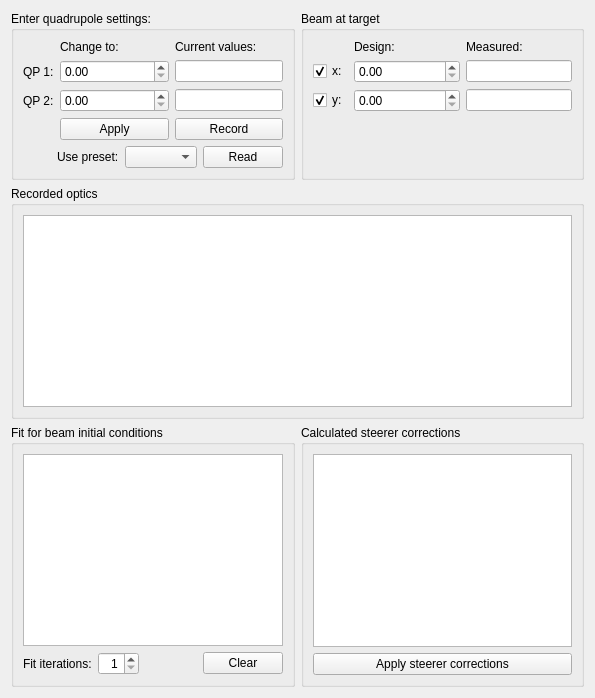
hibtc/madgui, file madqt/correct/ovm_dialog.ui: the form before one commit.
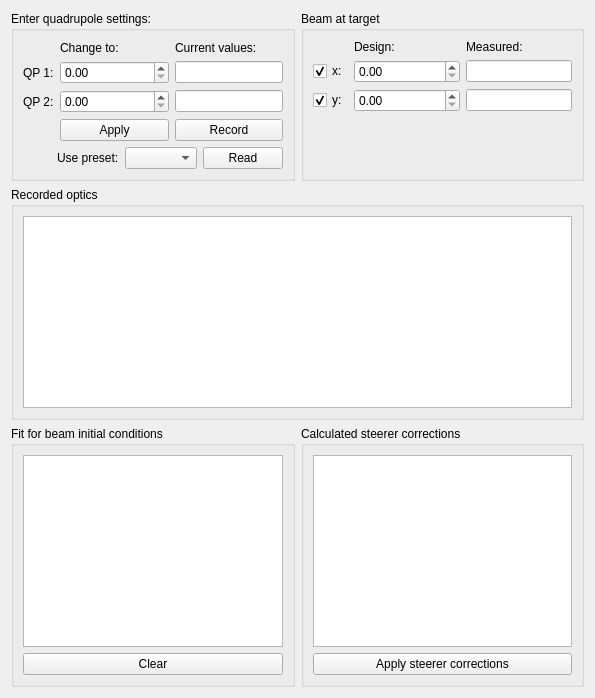
The form after the commit. Custom widgets are drawn as their Qt base class.

Commit message:
Remove multiple fit-iterations
Was not overly useful and much too slow.

```diff
--- a/madqt/correct/ovm_dialog.ui
+++ b/madqt/correct/ovm_dialog.ui
@@ -238,39 +238,6 @@
       </item>
       <item>
        <layout class="QHBoxLayout">
-        <item>
-         <widget class="QLabel">
-          <property name="text">
-           <string>Fit iterations:</string>
-          </property>
-         </widget>
-        </item>
-        <item>
-         <widget class="QSpinBox" name="fit_iterations_spinbox">
-          <property name="alignment">
-           <set>Qt::AlignRight|Qt::AlignTrailing|Qt::AlignVCenter</set>
-          </property>
-          <property name="minimum">
-           <number>1</number>
-          </property>
-          <property name="maximum">
-           <number>10</number>
-          </property>
-         </widget>
-        </item>
-        <item>
-         <spacer>
-          <property name="orientation">
-           <enum>Qt::Horizontal</enum>
-          </property>
-          <property name="sizeHint" stdset="0">
-           <size>
-            <width>40</width>
-            <height>20</height>
-           </size>
-          </property>
-         </spacer>
-        </item>
         <item>
          <widget class="QPushButton" name="clear_records">
           <property name="text">
```
The commit also changes 4 other files.
